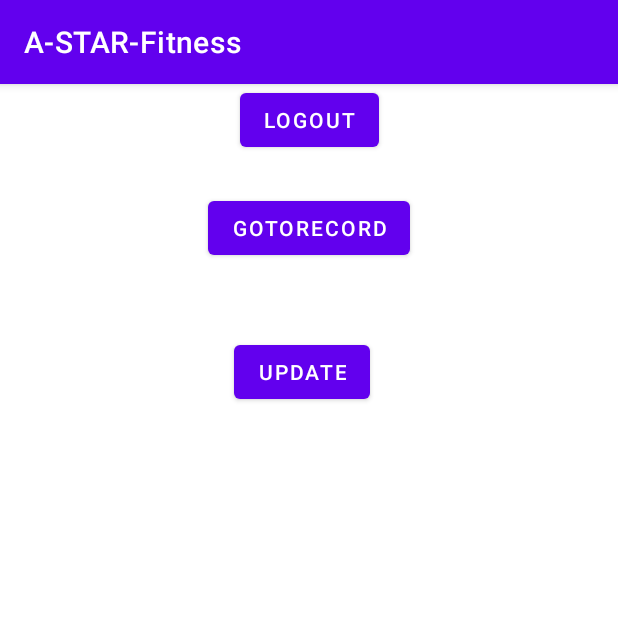
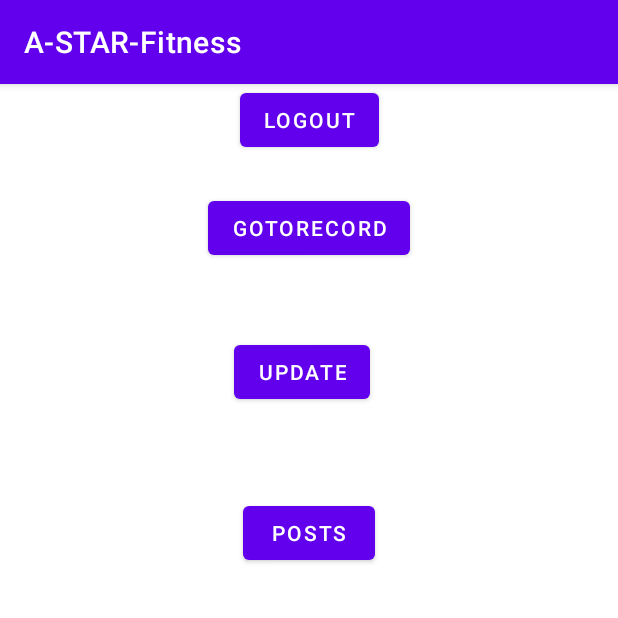
Before and after one commit to CS5520-A-STAR/A-STAR-Fitness, an Android app: the HomeActivity screen opened directly, with no data from a screen before it, on a phone screen of 412 x 824 dp, the top half of it. Run offline under Robolectric (Android 15) with nearby library versions, the phone set to English and light mode, and no system bars; our stand-ins replace Firebase (no records; nobody signed in at launch, a user with empty details on screens opened directly).

Commit message:
add post list btn

```diff
--- a/app/src/main/res/layout/activity_home.xml
+++ b/app/src/main/res/layout/activity_home.xml
@@ -33,4 +33,14 @@
         app:layout_constraintEnd_toEndOf="parent"
         app:layout_constraintStart_toStartOf="parent"
         app:layout_constraintTop_toBottomOf="@+id/signOut" />
+
+    <Button
+        android:id="@+id/post_list_btn"
+        android:layout_width="wrap_content"
+        android:layout_height="wrap_content"
+        android:layout_marginTop="275dp"
+        android:text="Posts"
+        app:layout_constraintEnd_toEndOf="parent"
+        app:layout_constraintStart_toStartOf="parent"
+        app:layout_constraintTop_toTopOf="parent" />
 </androidx.constraintlayout.widget.ConstraintLayout>
```
